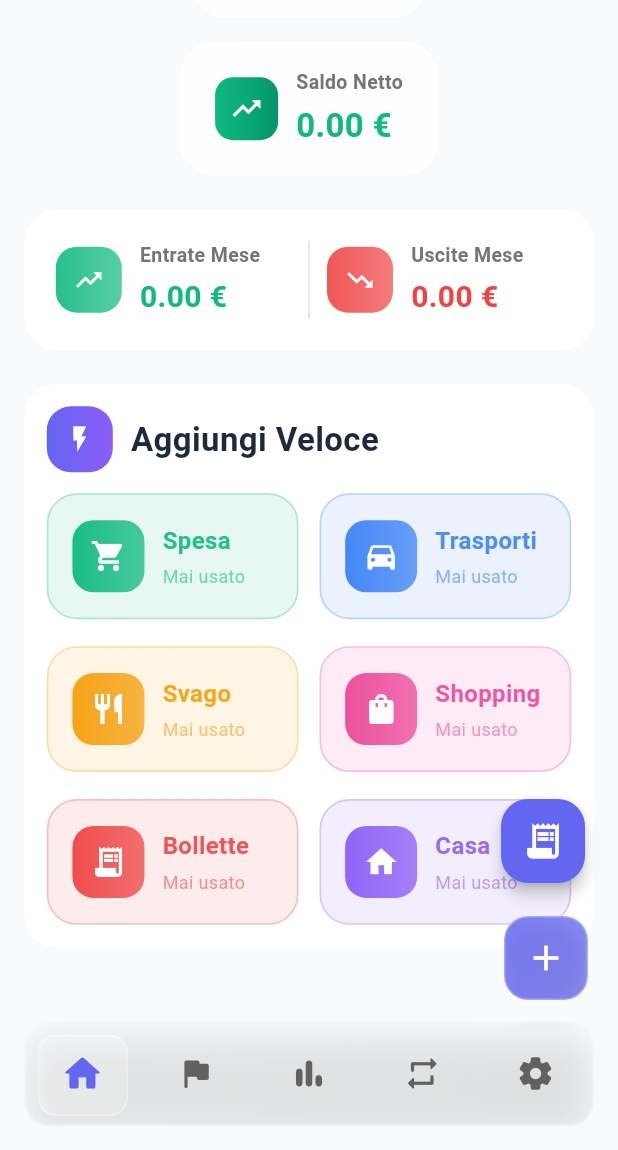
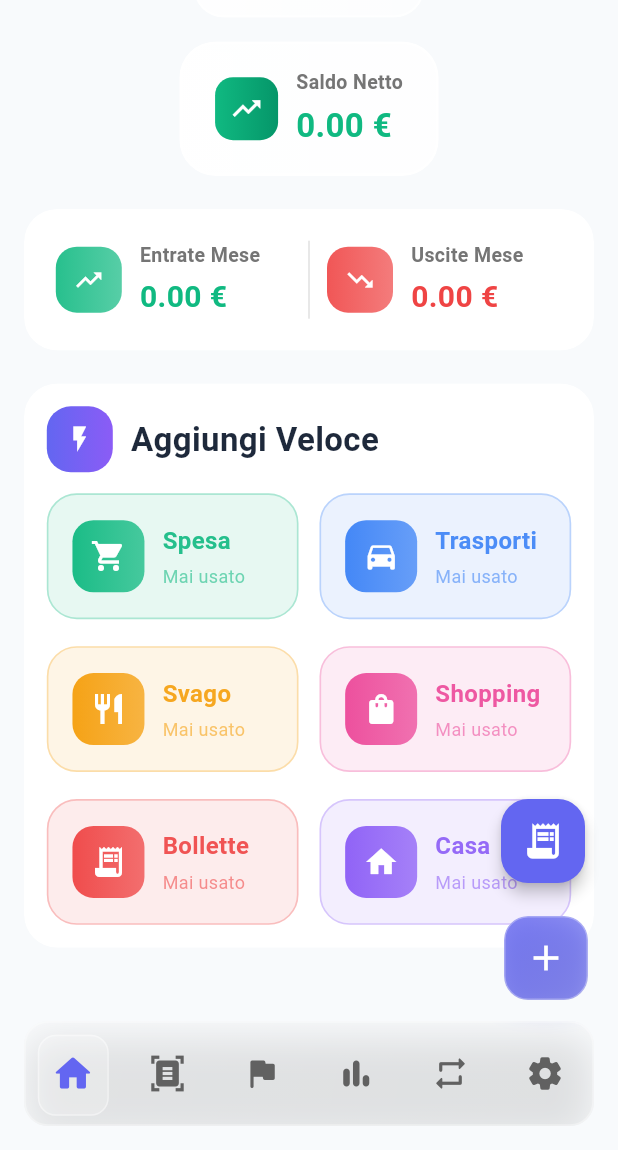
Before and after one commit to freednumber/moneyy_app, a Flutter app: the screen it shows after launch, on a phone screen of 412 x 824 dp, the part 86-1236 px from its top. Run offline on Flutter 3.47's test engine with Material 3 defaults, Android fonts, the phone set to English and light mode, and no system bars; our stand-ins replace file_picker, fl_chart, google_generative_ai, image_picker, permission_handler, sqflite; missing offline and left inert: desktop_drop, excel, google_mlkit_text_recognition; accounts and stored records are empty.

Commit message:
feat: add Scanner tab to navigation bar for OCR functionality

```diff
--- a/lib/main.dart
+++ b/lib/main.dart
@@ -108,6 +108,7 @@ class _MainNavigationPageState extends State<MainNavigationPage> with TickerProv
   Widget build(BuildContext context) {
     final pages = [
       HomePage(onNavigate: _onNavigate),
+      const ScanReceiptPage(), // SCANNER PAGE AGGIUNTA!
       GoalsPage(key: goalsKey),
       const ReportsPage(),
       RecurringPage(key: recurringKey),
@@ -143,7 +144,7 @@ class _MainNavigationPageState extends State<MainNavigationPage> with TickerProv
     final paddingBottom = MediaQuery.of(context).padding.bottom;
     final width = MediaQuery.of(context).size.width;
     final horizontal = 16.0;
-    final itemCount = 5;
+    final itemCount = 6; // AUMENTATO A 6 PER SCANNER
     final itemWidth = (width - (horizontal * 2)) / itemCount;
 
     return SafeArea(
@@ -205,11 +206,12 @@ class _MainNavigationPageState extends State<MainNavigationPage> with TickerProv
                   Row(
                     children: List.generate(itemCount, (index) {
                       final icons = const [
-                        Icons.home_rounded,
-                        Icons.flag_rounded,
-                        Icons.bar_chart_rounded,
-                        Icons.repeat_rounded,
-                        Icons.settings_rounded,
+                        Icons.home_rounded,         // 0 - Home
+                        Icons.document_scanner,     // 1 - Scanner OCR ⭐
+                        Icons.flag_rounded,         // 2 - Goals
+                        Icons.bar_chart_rounded,    // 3 - Reports
+                        Icons.repeat_rounded,       // 4 - Recurring
+                        Icons.settings_rounded,     // 5 - Settings
                       ];
                       final isSelected = _currentIndex == index;
                       return Expanded(
@@ -227,7 +229,7 @@ class _MainNavigationPageState extends State<MainNavigationPage> with TickerProv
                                 icons[index],
                                 size: 26,
                                 color: isSelected
-                                  ? const Color(0xFF6366F1)
+                                  ? (index == 1 ? const Color(0xFF10B981) : const Color(0xFF6366F1)) // Scanner in verde
                                   : isDark ? Colors.grey[300] : Colors.grey[700],
                               ),
                             ),
@@ -260,7 +262,7 @@ class _MainNavigationPageState extends State<MainNavigationPage> with TickerProv
         },
         isDark: isDark,
       );
-    } else if (_currentIndex == 1) {
+    } else if (_currentIndex == 2) { // Goals ora è index 2
       return _buildGlassFab(
         color: const Color(0xFF6366F1),
         icon: Icons.flag,
@@ -276,7 +278,7 @@ class _MainNavigationPageState extends State<MainNavigationPage> with TickerProv
         },
         isDark: isDark,
       );
-    } else if (_currentIndex == 3) {
+    } else if (_currentIndex == 4) { // Recurring ora è index 4
       return _buildGlassFab(
         color: const Color(0xFF6366F1),
         icon: Icons.add,
@@ -406,7 +408,7 @@ class _MainNavigationPageState extends State<MainNavigationPage> with TickerProv
                     color: const Color(0xFF10B981),
                     onTap: () {
                       Navigator.pop(context);
-                      Navigator.pushNamed(context, '/scan_receipt');
+                      _onNavigate(1); // Vai alla tab Scanner (index 1)
                     },
                   ),
                   const SizedBox(height: 12),
```
